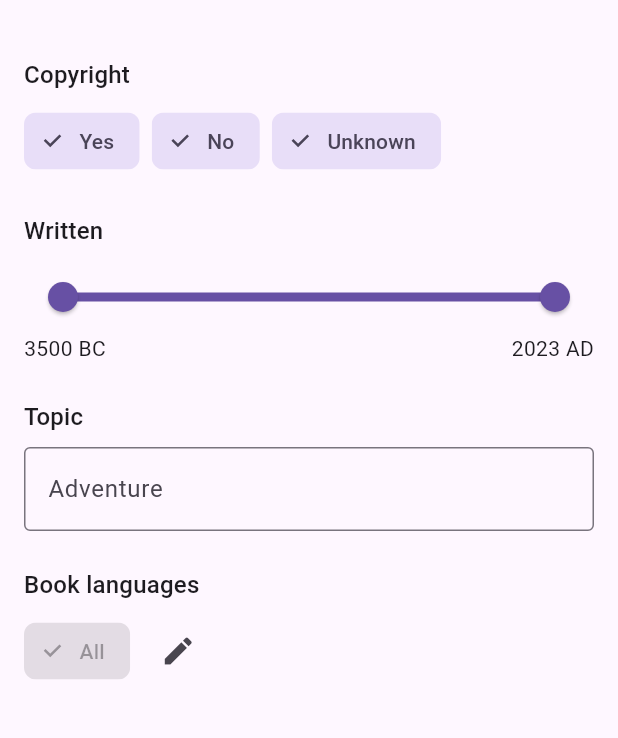
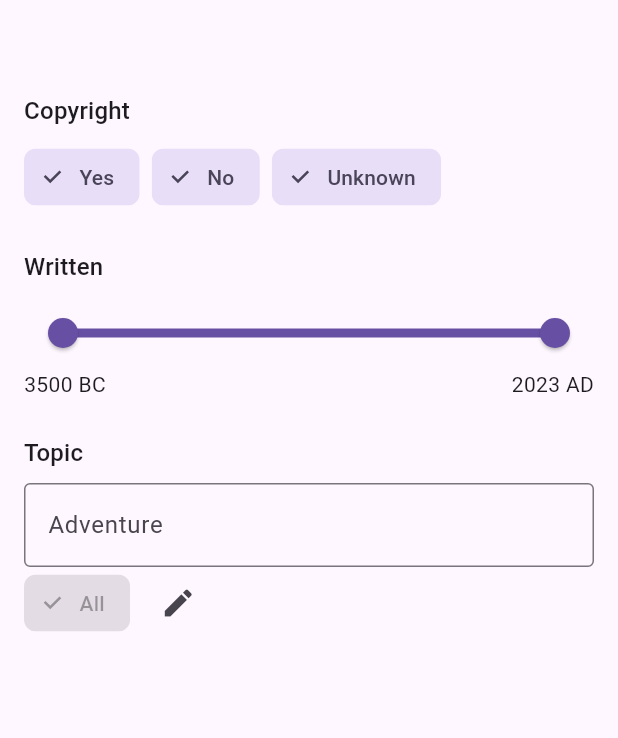
Before and after one commit to davidtakac/gutentag, a Flutter app: the FilterScreen screen opened directly with empty values, on a phone screen of 412 x 824 dp, the part 63-801 px from its top. Run offline on Flutter 3.47's test engine with Material 2 defaults, Android fonts, the phone set to English and light mode, and no system bars; our stand-ins replace webview_flutter; generated files the repository leaves out were written again; network calls fail.

Commit message:
Extract filter section header

```diff
--- a/lib/ui/search/filter_screen.dart
+++ b/lib/ui/search/filter_screen.dart
@@ -14,7 +14,6 @@ class FilterScreen extends StatelessWidget {
 
   @override
   Widget build(BuildContext context) {
-    final theme = Theme.of(context);
     return WillPopScope(
       onWillPop: () async {
         viewModel.loadNextPage();
@@ -28,13 +27,7 @@ class FilterScreen extends StatelessWidget {
         body: ListView(
           padding: const EdgeInsets.fromLTRB(16, 24, 16, 24),
           children: [
-            Text(
-              AppLocalizations.of(context)!.search_filter_title_copyright,
-              style: theme.textTheme.titleMedium,
-            ),
-            const SizedBox(
-              height: 8,
-            ),
+            _SectionHeader(title: AppLocalizations.of(context)!.search_filter_title_copyright,),
             ValueListenableBuilder(
                 valueListenable: viewModel.copyrightOptions,
                 builder: (context, value, child) {
@@ -79,16 +72,7 @@ class FilterScreen extends StatelessWidget {
                     ],
                   );
                 }),
-            const SizedBox(
-              height: 24,
-            ),
-            Text(
-              AppLocalizations.of(context)!.search_filter_title_author,
-              style: theme.textTheme.titleMedium,
-            ),
-            const SizedBox(
-              height: 8,
-            ),
+            _SectionHeader(title: AppLocalizations.of(context)!.search_filter_title_author,),
             Column(
               children: [
                 ValueListenableBuilder(
@@ -119,16 +103,7 @@ class FilterScreen extends StatelessWidget {
                 )
               ],
             ),
-            const SizedBox(
-              height: 24,
-            ),
-            Text(
-              AppLocalizations.of(context)!.search_filter_title_topic,
-              style: theme.textTheme.titleMedium,
-            ),
-            const SizedBox(
-              height: 8,
-            ),
+            _SectionHeader(title: AppLocalizations.of(context)!.search_filter_title_topic,),
             TextField(
               controller: topicController,
               decoration: InputDecoration(
@@ -136,16 +111,6 @@ class FilterScreen extends StatelessWidget {
                 hintText: AppLocalizations.of(context)!.search_filter_hint_topic,
               ),
               onChanged: viewModel.setTopic,
-            ),
-            const SizedBox(
-              height: 24,
-            ),
-            Text(
-              AppLocalizations.of(context)!.search_filter_title_languages,
-              style: theme.textTheme.titleMedium,
-            ),
-            const SizedBox(
-              height: 8,
             ),
             ValueListenableBuilder(
                 valueListenable: viewModel.languages,
@@ -189,6 +154,27 @@ class FilterScreen extends StatelessWidget {
   }
 }
 
+class _SectionHeader extends StatelessWidget {
+  final String title;
+
+  const _SectionHeader({required this.title});
+
+  @override
+  Widget build(BuildContext context) {
+    return Column(
+      crossAxisAlignment: CrossAxisAlignment.start,
+      children: [
+        const SizedBox(height: 24),
+        Text(
+          title,
+          style: Theme.of(context).textTheme.titleMedium,
+        ),
+        const SizedBox(height: 8),
+      ],
+    );
+  }
+}
+
 String _formatYear(int year, BuildContext context) {
   return year < 0
       ? AppLocalizations.of(context)!.search_filter_label_bc(year * -1)
```
